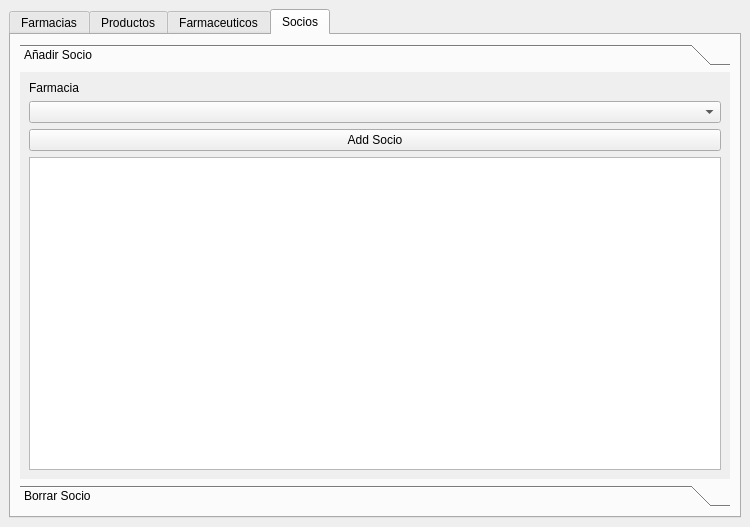
First picture: the form in ui/Farmacia.ui, repository mendoza/improved-spork, before the edit.
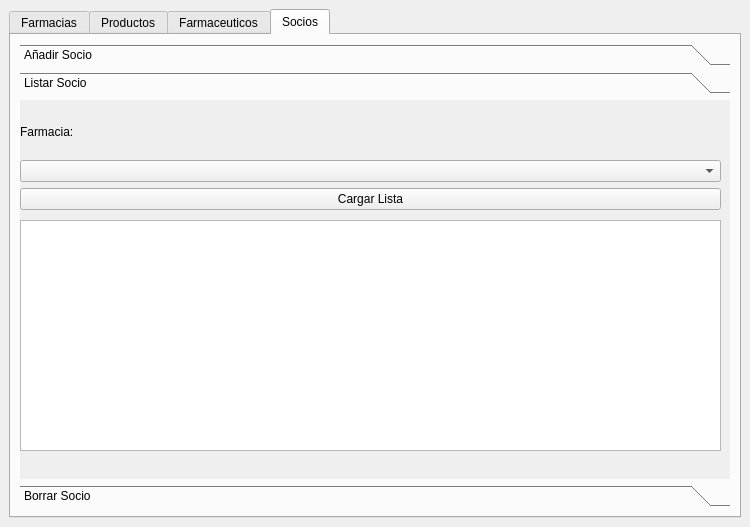
Second picture: the form after the edit. The open tabs and pages were chosen to show the change. Icons and pictures are not drawn.

Commit message: toda la noche,toda la vida

What changed in the file:
```diff
--- a/ui/Farmacia.ui
+++ b/ui/Farmacia.ui
@@ -523,7 +523,7 @@
         <item row="0" column="0">
          <widget class="QToolBox" name="toolBox">
           <property name="currentIndex">
-           <number>0</number>
+           <number>1</number>
           </property>
           <widget class="QWidget" name="widget">
            <property name="geometry">
@@ -531,7 +531,7 @@
              <x>0</x>
              <y>0</y>
              <width>710</width>
-             <height>396</height>
+             <height>365</height>
             </rect>
            </property>
            <attribute name="label">
@@ -562,12 +562,69 @@
             <item>
              <layout class="QVBoxLayout" name="verticalLayout_19">
               <item>
-               <widget class="QTableWidget" name="anadirsocio_table"/>
+               <widget class="QListWidget" name="anadirsocio_list"/>
               </item>
              </layout>
             </item>
            </layout>
           </widget>
+          <widget class="QWidget" name="page_10">
+           <property name="geometry">
+            <rect>
+             <x>0</x>
+             <y>0</y>
+             <width>710</width>
+             <height>365</height>
+            </rect>
+           </property>
+           <attribute name="label">
+            <string>Listar Socio</string>
+           </attribute>
+           <widget class="QWidget" name="verticalLayoutWidget">
+            <property name="geometry">
+             <rect>
+              <x>0</x>
+              <y>9</y>
+              <width>701</width>
+              <height>101</height>
+             </rect>
+            </property>
+            <layout class="QVBoxLayout" name="verticalLayout_26">
+             <item>
+              <widget class="QLabel" name="label_14">
+               <property name="text">
+                <string>Farmacia:</string>
+               </property>
+              </widget>
+             </item>
+             <item>
+              <widget class="QComboBox" name="listarsociofarm_cb"/>
+             </item>
+             <item>
+              <widget class="QPushButton" name="cargarlistsocio_bt">
+               <property name="text">
+                <string>Cargar Lista</string>
+               </property>
+              </widget>
+             </item>
+            </layout>
+           </widget>
+           <widget class="QWidget" name="verticalLayoutWidget_2">
+            <property name="geometry">
+             <rect>
+              <x>0</x>
+              <y>120</y>
+              <width>701</width>
+              <height>231</height>
+             </rect>
+            </property>
+            <layout class="QVBoxLayout" name="verticalLayout_31">
+             <item>
+              <widget class="QListWidget" name="listarsocio_list"/>
+             </item>
+            </layout>
+           </widget>
+          </widget>
           <widget class="QWidget" name="page_2">
            <property name="geometry">
             <rect>
```
Left out of the diff: 31 changed lines with no effect on the pictures. The commit also changes 2 other files.
